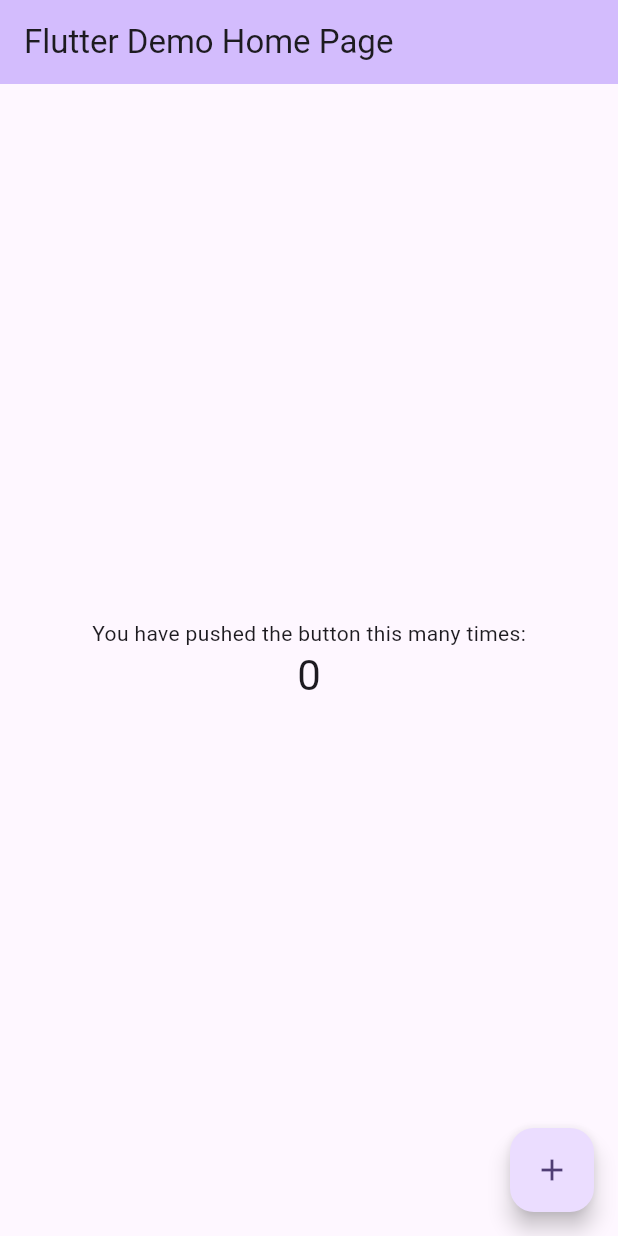
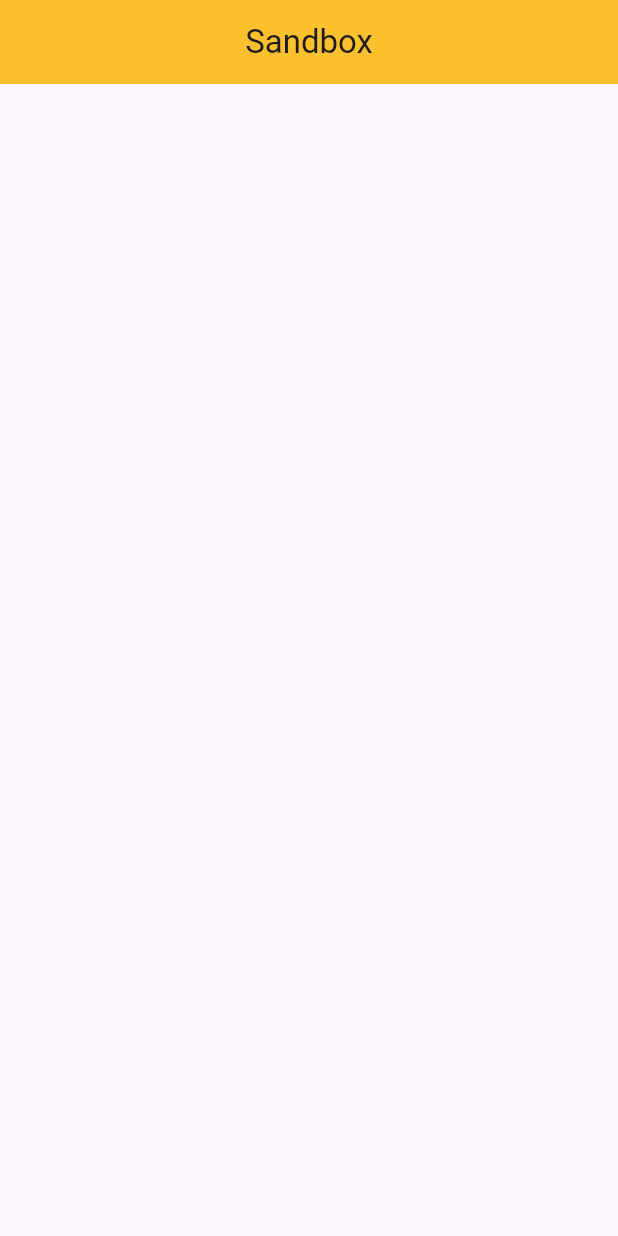
Before and after one commit to Alekossta/LearnFlutter, a Flutter app: the screen it shows after launch, on a phone screen of 412 x 824 dp. Run offline on Flutter 3.47's test engine with Material 3 defaults, Android fonts, the phone set to English and light mode, and no system bars.

Commit message:
create home and coffee page

```diff
--- /dev/null
+++ b/coffee_card/lib/home.dart
@@ -0,0 +1,18 @@
+import "package:flutter/material.dart";
+
+class Home extends StatelessWidget
+{
+  const Home({super.key});
+
+  @override
+  Widget build(BuildContext context) {
+    return Scaffold(
+      appBar: AppBar(
+        title: const Text("Coffee Card"),
+        backgroundColor: Colors.brown[700],
+        centerTitle: true,
+      ),
+      body: const Text("Home"),
+    );
+  }
+}
--- a/coffee_card/lib/main.dart
+++ b/coffee_card/lib/main.dart
@@ -1,125 +1,10 @@
-import 'package:flutter/material.dart';
+import "package:flutter/material.dart";
+import 'package:coffee_card/home.dart';
+import 'package:coffee_card/sandbox.dart';
 
-void main() {
-  runApp(const MyApp());
+void main()
+{
+  runApp(const MaterialApp(
+    home: Sandbox(),
+  ));
 }
-
-class MyApp extends StatelessWidget {
-  const MyApp({super.key});
-
-  // This widget is the root of your application.
-  @override
-  Widget build(BuildContext context) {
-    return MaterialApp(
-      title: 'Flutter Demo',
-      theme: ThemeData(
-        // This is the theme of your application.
-        //
-        // TRY THIS: Try running your application with "flutter run". You'll see
-        // the application has a purple toolbar. Then, without quitting the app,
-        // try changing the seedColor in the colorScheme below to Colors.green
-        // and then invoke "hot reload" (save your changes or press the "hot
-        // reload" button in a Flutter-supported IDE, or press "r" if you used
-        // the command line to start the app).
-        //
-        // Notice that the counter didn't reset back to zero; the application
-        // state is not lost during the reload. To reset the state, use hot
-        // restart instead.
-        //
-        // This works for code too, not just values: Most code changes can be
-        // tested with just a hot reload.
-        colorScheme: ColorScheme.fromSeed(seedColor: Colors.deepPurple),
-        useMaterial3: true,
-      ),
-      home: const MyHomePage(title: 'Flutter Demo Home Page'),
-    );
-  }
-}
-
-class MyHomePage extends StatefulWidget {
-  const MyHomePage({super.key, required this.title});
-
-  // This widget is the home page of your application. It is stateful, meaning
-  // that it has a State object (defined below) that contains fields that affect
-  // how it looks.
-
-  // This class is the configuration for the state. It holds the values (in this
-  // case the title) provided by the parent (in this case the App widget) and
-  // used by the build method of the State. Fields in a Widget subclass are
-  // always marked "final".
-
-  final String title;
-
-  @override
-  State<MyHomePage> createState() => _MyHomePageState();
-}
-
-class _MyHomePageState extends State<MyHomePage> {
-  int _counter = 0;
-
-  void _incrementCounter() {
-    setState(() {
-      // This call to setState tells the Flutter framework that something has
-      // changed in this State, which causes it to rerun the build method below
-      // so that the display can reflect the updated values. If we changed
-      // _counter without calling setState(), then the build method would not be
-      // called again, and so nothing would appear to happen.
-      _counter++;
-    });
-  }
-
-  @override
-  Widget build(BuildContext context) {
-    // This method is rerun every time setState is called, for instance as done
-    // by the _incrementCounter method above.
-    //
-    // The Flutter framework has been optimized to make rerunning build methods
-    // fast, so that you can just rebuild anything that needs updating rather
-    // than having to individually change instances of widgets.
-    return Scaffold(
-      appBar: AppBar(
-        // TRY THIS: Try changing the color here to a specific color (to
-        // Colors.amber, perhaps?) and trigger a hot reload to see the AppBar
-        // change color while the other colors stay the same.
-        backgroundColor: Theme.of(context).colorScheme.inversePrimary,
-        // Here we take the value from the MyHomePage object that was created by
-        // the App.build method, and use it to set our appbar title.
-        title: Text(widget.title),
-      ),
-      body: Center(
-        // Center is a layout widget. It takes a single child and positions it
-        // in the middle of the parent.
-        child: Column(
-          // Column is also a layout widget. It takes a list of children and
-          // arranges them vertically. By default, it sizes itself to fit its
-          // children horizontally, and tries to be as tall as its parent.
-          //
-          // Column has various properties to control how it sizes itself and
-          // how it positions its children. Here we use mainAxisAlignment to
-          // center the children vertically; the main axis here is the vertical
-          // axis because Columns are vertical (the cross axis would be
-          // horizontal).
-          //
-          // TRY THIS: Invoke "debug painting" (choose the "Toggle Debug Paint"
-          // action in the IDE, or press "p" in the console), to see the
-          // wireframe for each widget.
-          mainAxisAlignment: MainAxisAlignment.center,
-          children: <Widget>[
-            const Text(
-              'You have pushed the button this many times:',
-            ),
-            Text(
-              '$_counter',
-              style: Theme.of(context).textTheme.headlineMedium,
-            ),
-          ],
-        ),
-      ),
-      floatingActionButton: FloatingActionButton(
-        onPressed: _incrementCounter,
-        tooltip: 'Increment',
-        child: const Icon(Icons.add),
-      ), // This trailing comma makes auto-formatting nicer for build methods.
-    );
-  }
-}
--- /dev/null
+++ b/coffee_card/lib/sandbox.dart
@@ -0,0 +1,20 @@
+import "package:flutter/material.dart";
+
+class Sandbox extends StatelessWidget
+{
+  const Sandbox({super.key});
+
+  @override
+  Widget build(BuildContext context) {
+    return Scaffold(
+      appBar: AppBar(
+        title: const Text("Sandbox"),
+        backgroundColor: Colors.yellow[700],
+        centerTitle: true,
+      ),
+      body: Column(
+        children: [],
+      ),
+    );
+  }
+}
```
